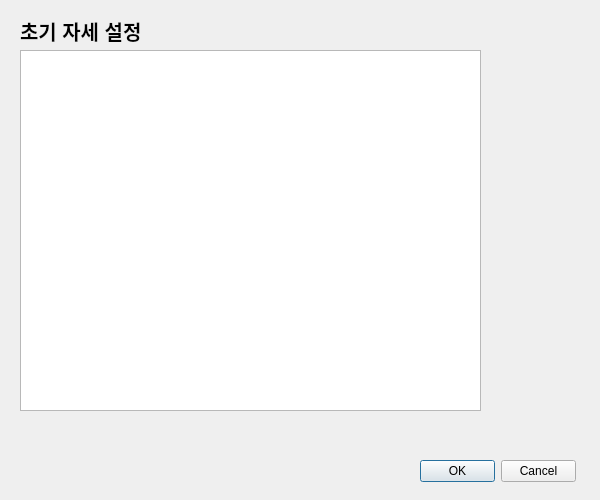
The window that iHunch/iHunch/setupPose.ui (eastclo/Prevention_iHunch) describes before a commit, drawn with Qt 5.
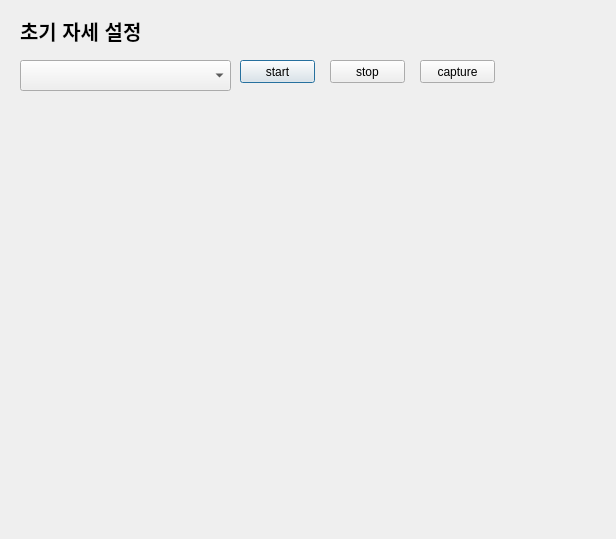
The same window after the commit.

Patch:
```diff
--- a/iHunch/iHunch/setupPose.ui
+++ b/iHunch/iHunch/setupPose.ui
@@ -6,8 +6,8 @@
    <rect>
     <x>0</x>
     <y>0</y>
-    <width>600</width>
-    <height>500</height>
+    <width>616</width>
+    <height>539</height>
    </rect>
   </property>
   <property name="minimumSize">
@@ -39,27 +39,63 @@
     <string>초기 자세 설정</string>
    </property>
   </widget>
-  <widget class="QGraphicsView" name="graphicsView">
+  <widget class="QPushButton" name="startBtn">
+   <property name="geometry">
+    <rect>
+     <x>240</x>
+     <y>60</y>
+     <width>75</width>
+     <height>23</height>
+    </rect>
+   </property>
+   <property name="text">
+    <string>start</string>
+   </property>
+  </widget>
+  <widget class="QComboBox" name="comboBox">
    <property name="geometry">
     <rect>
      <x>20</x>
-     <y>50</y>
-     <width>461</width>
-     <height>361</height>
+     <y>60</y>
+     <width>211</width>
+     <height>31</height>
     </rect>
    </property>
   </widget>
-  <widget class="QDialogButtonBox" name="buttonBox">
+  <widget class="QPushButton" name="stopBtn">
+   <property name="geometry">
+    <rect>
+     <x>330</x>
+     <y>60</y>
+     <width>75</width>
+     <height>23</height>
+    </rect>
+   </property>
+   <property name="text">
+    <string>stop</string>
+   </property>
+  </widget>
+  <widget class="QPushButton" name="captureBtn">
    <property name="geometry">
     <rect>
      <x>420</x>
-     <y>460</y>
-     <width>156</width>
+     <y>60</y>
+     <width>75</width>
      <height>23</height>
     </rect>
    </property>
-   <property name="standardButtons">
-    <set>QDialogButtonBox::Cancel|QDialogButtonBox::Ok</set>
+   <property name="text">
+    <string>capture</string>
+   </property>
+  </widget>
+  <widget class="QWidget" name="camOut" native="true">
+   <property name="geometry">
+    <rect>
+     <x>20</x>
+     <y>110</y>
+     <width>481</width>
+     <height>371</height>
+    </rect>
    </property>
   </widget>
  </widget>
```
Left out of the diff: 56 changed lines with no effect on the pictures.
